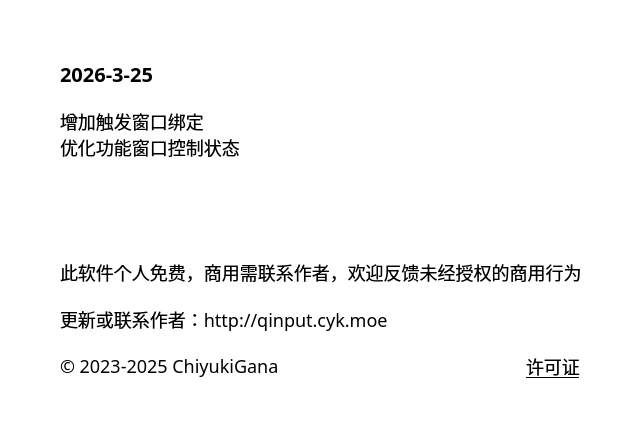
Qt form source/ui/AboutUi.ui (ChiyukiGana/Quickinput) before a commit.
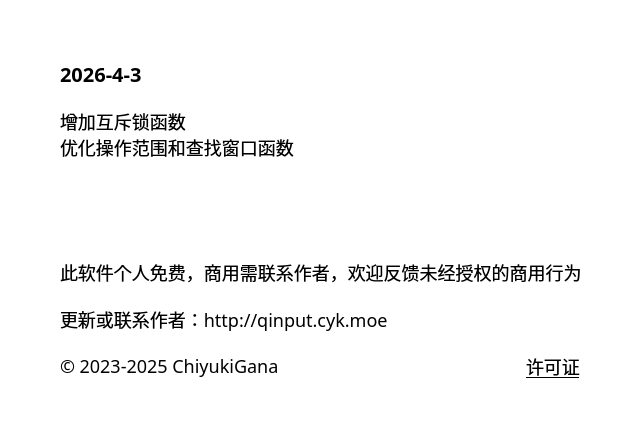
The same form after that commit.

The edit to the form file:
```diff
--- a/source/ui/AboutUi.ui
+++ b/source/ui/AboutUi.ui
@@ -69,7 +69,7 @@
       <string notr="true">font-size:20px</string>
      </property>
      <property name="text">
-      <string>2026-3-25</string>
+      <string>2026-4-3</string>
      </property>
      <property name="textFormat">
       <enum>Qt::TextFormat::PlainText</enum>
@@ -85,8 +85,8 @@
       </sizepolicy>
      </property>
      <property name="text">
-      <string>增加触发窗口绑定
-优化功能窗口控制状态</string>
+      <string>增加互斥锁函数
+优化操作范围和查找窗口函数</string>
      </property>
      <property name="textFormat">
       <enum>Qt::TextFormat::PlainText</enum>
```
